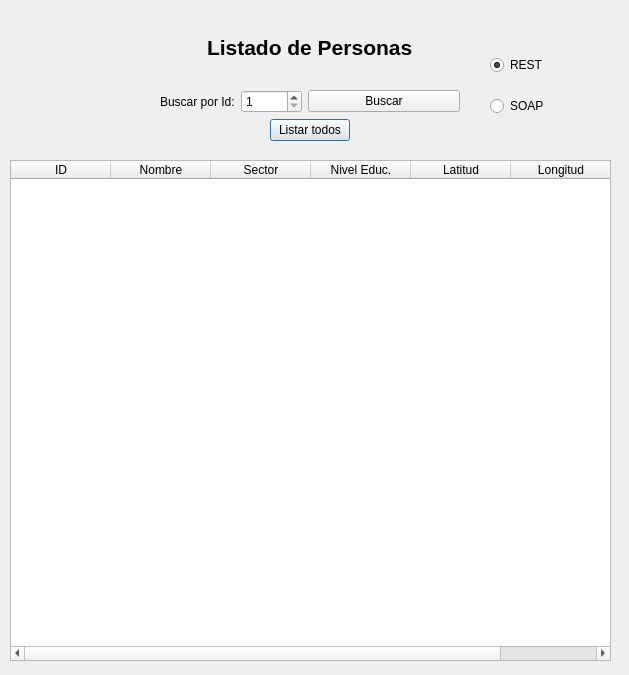
The window that layout_listar.ui (Dave2207/clientes_gui) describes before a commit, drawn with Qt 5.
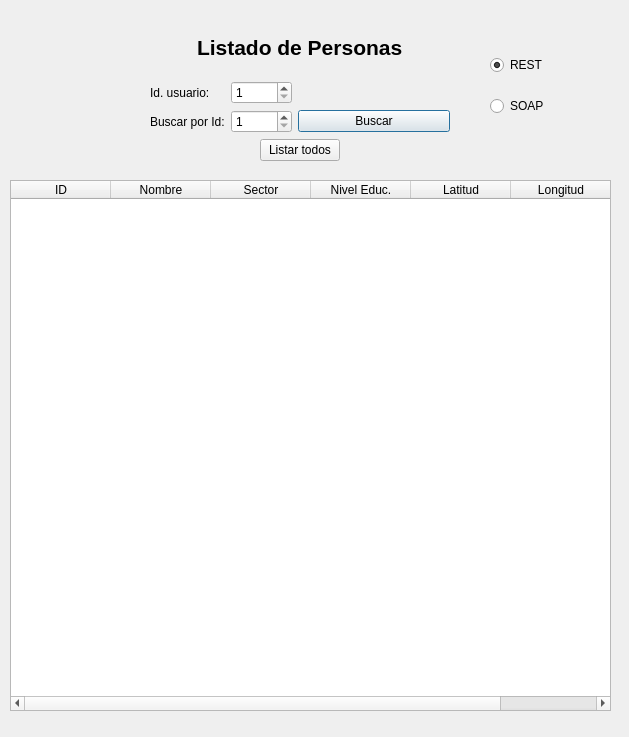
The same window after the commit.

Commit message: Id de usuario en lista agregado

```diff
--- a/layout_listar.ui
+++ b/layout_listar.ui
@@ -7,7 +7,7 @@
     <x>0</x>
     <y>0</y>
     <width>629</width>
-    <height>675</height>
+    <height>737</height>
    </rect>
   </property>
   <property name="font">
@@ -21,13 +21,40 @@
   <widget class="QWidget" name="layoutWidget">
    <property name="geometry">
     <rect>
-     <x>160</x>
-     <y>10</y>
+     <x>150</x>
+     <y>20</y>
      <width>300</width>
-     <height>131</height>
+     <height>141</height>
     </rect>
    </property>
    <layout class="QGridLayout" name="gridLayout">
+    <item row="3" column="2" colspan="2">
+     <widget class="QPushButton" name="btn_buscar">
+      <property name="text">
+       <string>Buscar</string>
+      </property>
+     </widget>
+    </item>
+    <item row="4" column="0" colspan="4" alignment="Qt::AlignHCenter">
+     <widget class="QPushButton" name="btn_listarTodos">
+      <property name="sizePolicy">
+       <sizepolicy hsizetype="Minimum" vsizetype="Fixed">
+        <horstretch>0</horstretch>
+        <verstretch>0</verstretch>
+       </sizepolicy>
+      </property>
+      <property name="text">
+       <string>Listar todos</string>
+      </property>
+     </widget>
+    </item>
+    <item row="3" column="0" alignment="Qt::AlignLeft">
+     <widget class="QLabel" name="lbl_buscarID">
+      <property name="text">
+       <string>Buscar por Id:</string>
+      </property>
+     </widget>
+    </item>
     <item row="1" column="0" colspan="4" alignment="Qt::AlignHCenter">
      <widget class="QLabel" name="lbl_listado">
       <property name="font">
@@ -42,27 +69,7 @@
       </property>
      </widget>
     </item>
-    <item row="2" column="0" alignment="Qt::AlignLeft">
-     <widget class="QLabel" name="lbl_buscarID">
-      <property name="text">
-       <string>Buscar por Id:</string>
-      </property>
-     </widget>
-    </item>
-    <item row="3" column="0" colspan="4" alignment="Qt::AlignHCenter">
-     <widget class="QPushButton" name="btn_listarTodos">
-      <property name="sizePolicy">
-       <sizepolicy hsizetype="Minimum" vsizetype="Fixed">
-        <horstretch>0</horstretch>
-        <verstretch>0</verstretch>
-       </sizepolicy>
-      </property>
-      <property name="text">
-       <string>Listar todos</string>
-      </property>
-     </widget>
-    </item>
-    <item row="2" column="1">
+    <item row="3" column="1">
      <widget class="QSpinBox" name="spn_id">
       <property name="sizePolicy">
        <sizepolicy hsizetype="Fixed" vsizetype="Fixed">
@@ -78,10 +85,17 @@
       </property>
      </widget>
     </item>
-    <item row="2" column="2" colspan="2">
-     <widget class="QPushButton" name="btn_buscar">
+    <item row="2" column="0">
+     <widget class="QLabel" name="lbl_usuario">
       <property name="text">
-       <string>Buscar</string>
+       <string>Id. usuario:</string>
+      </property>
+     </widget>
+    </item>
+    <item row="2" column="1">
+     <widget class="QSpinBox" name="spn_usuario">
+      <property name="minimum">
+       <number>1</number>
       </property>
      </widget>
     </item>
@@ -123,9 +137,9 @@
    <property name="geometry">
     <rect>
      <x>10</x>
-     <y>160</y>
+     <y>180</y>
      <width>601</width>
-     <height>501</height>
+     <height>531</height>
     </rect>
    </property>
    <column>
```
The commit also changes 1 other file.
